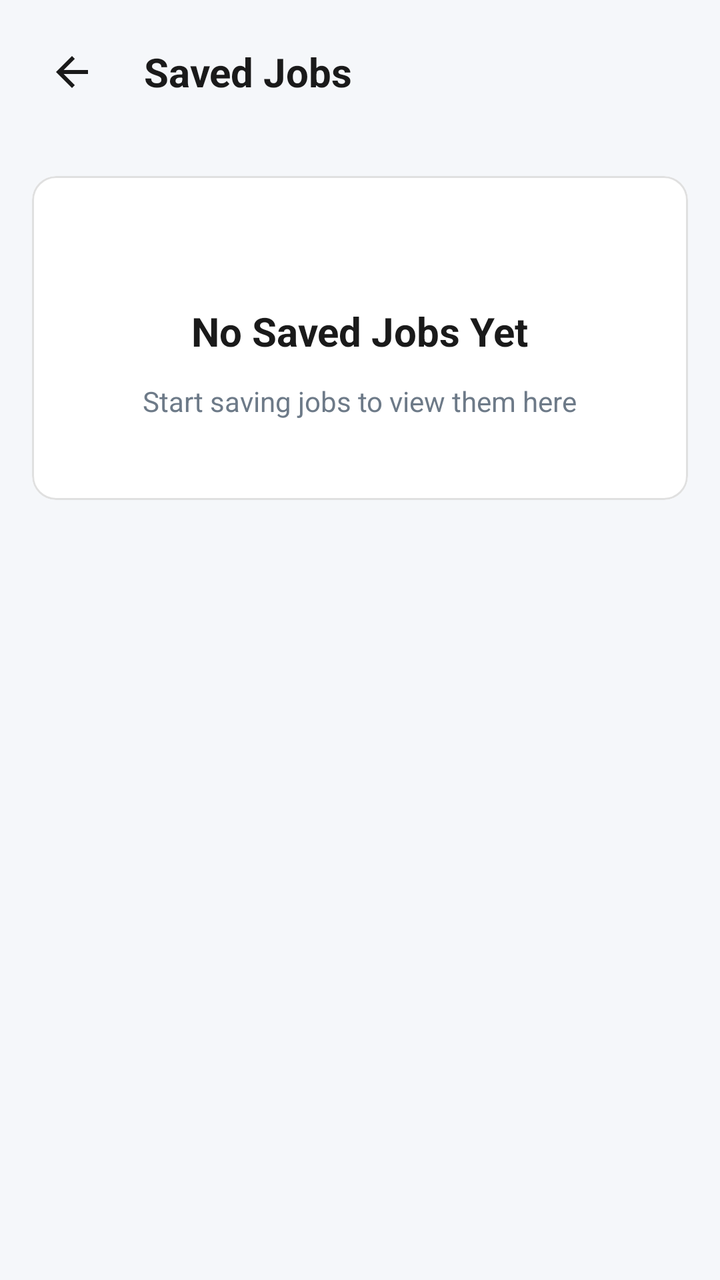
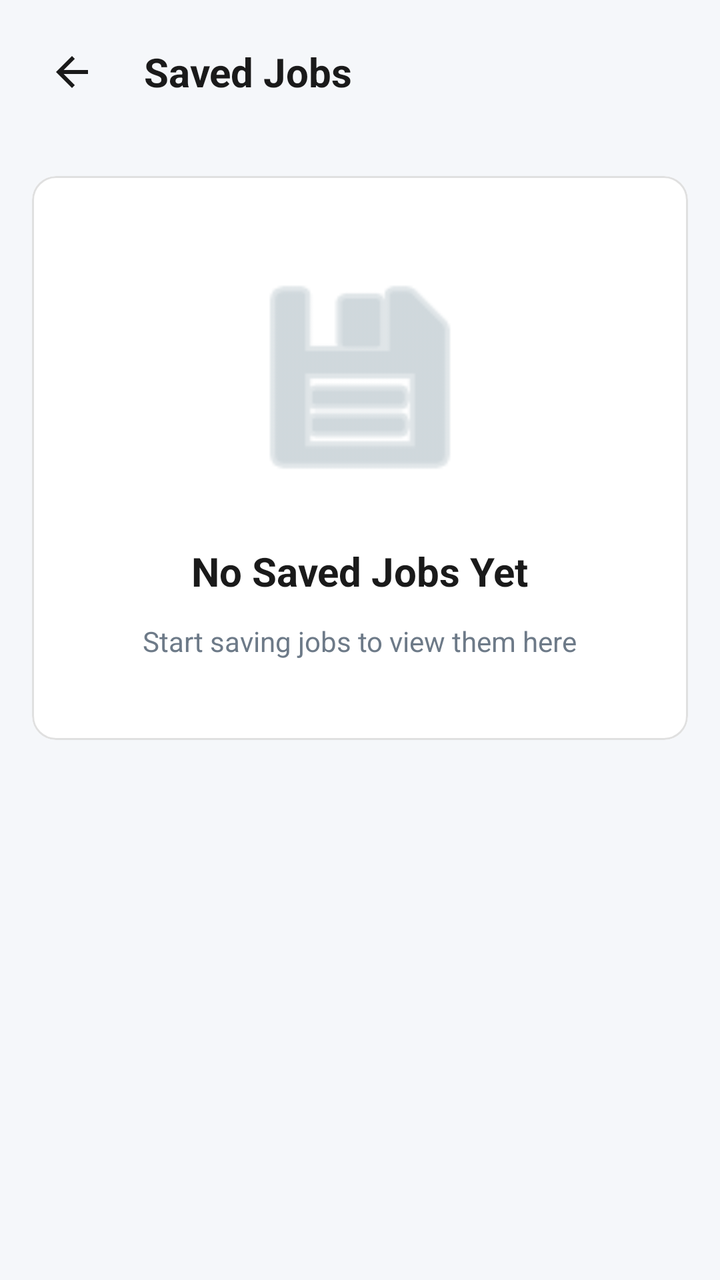

Screens rendered from an Android XML layout before and after an edit, with the pre-edit source and the edit as a unified diff.
<!-- AndroidManifest.xml: application theme Theme.WorkWiseSA -->
<!-- res/layout/settingsviewsavedjobs.xml -->
<?xml version="1.0" encoding="utf-8"?>
<RelativeLayout xmlns:android="http://schemas.android.com/apk/res/android"
    xmlns:app="http://schemas.android.com/apk/res-auto"
    xmlns:tools="http://schemas.android.com/tools"
    android:layout_width="match_parent"
    android:layout_height="match_parent"
    android:background="#F5F7FA"
    android:fitsSystemWindows="true"> <LinearLayout
    android:id="@+id/headerLayout"
    android:layout_width="match_parent"
    android:layout_height="wrap_content"
    android:background="#F5F7FA"
    android:orientation="horizontal"
    android:gravity="center_vertical"
    android:padding="16dp">

    <ImageButton
        android:id="@+id/backButton"
        android:layout_width="40dp"
        android:layout_height="40dp"
        android:background="?attr/selectableItemBackgroundBorderless"
        android:src="@drawable/baselinearrowback24"
        app:tint="#1A1A1A" />

    <TextView
        android:id="@+id/pageTitle"
        android:layout_width="wrap_content"
        android:layout_height="wrap_content"
        android:layout_marginStart="16dp"
        android:text="Saved Jobs"
        android:textColor="#1A1A1A"
        android:textSize="20sp"
        android:textStyle="bold" />
</LinearLayout>

    <androidx.core.widget.NestedScrollView
        android:layout_width="match_parent"
        android:layout_height="match_parent"
        android:layout_below="@id/headerLayout"
        android:clipToPadding="false"
        android:padding="16dp">

        <LinearLayout
            android:layout_width="match_parent"
            android:layout_height="wrap_content"
            android:orientation="vertical">

            <com.google.android.material.card.MaterialCardView
                android:id="@+id/emptyStateCard"
                android:layout_width="match_parent"
                android:layout_height="wrap_content"
                app:cardBackgroundColor="#FFFFFF"
                app:cardCornerRadius="12dp"
                app:cardElevation="0dp"
                app:strokeColor="#E0E0E0"
                app:strokeWidth="1dp">

                <LinearLayout
                    android:layout_width="match_parent"
                    android:layout_height="wrap_content"
                    android:orientation="vertical"
                    android:padding="40dp"
                    android:gravity="center">

                    <ImageView
                        android:layout_width="120dp"
                        android.layout_height="120dp"
                        android:layout_marginBottom="24dp"
                        android:src="@android:drawable/ic_menu_save"
                        app:tint="#B0BEC5"
                        tools:ignore="ContentDescription" />

                    <TextView
                        android:layout_width="wrap_content"
                        android:layout_height="wrap_content"
                        android:text="No Saved Jobs Yet"
                        android:textColor="#1A1A1A"
                        android:textSize="20sp"
                        android:textStyle="bold"
                        android:layout_marginBottom="12dp" />

                    <TextView
                        android:layout_width="wrap_content"
                        android:layout_height="wrap_content"
                        android:text="Start saving jobs to view them here"
                        android:textColor="#6D7A88"
                        android:textSize="14sp"
                        android:textAlignment="center" />
                </LinearLayout>
            </com.google.android.material.card.MaterialCardView>

            <LinearLayout
                android:id="@+id/savedJobsContainer"
                android:layout_width="match_parent"
                android:layout_height="wrap_content"
                android:orientation="vertical"
                android:visibility="gone"
                tools:visibility="visible">

            </LinearLayout>
        </LinearLayout>
    </androidx.core.widget.NestedScrollView>

</RelativeLayout>
<!-- resources referenced by this layout -->
<resources>
  <!-- drawable baselinearrowback24 (drawable) -->
  <?xml version="1.0" encoding="utf-8"?>
  <vector xmlns:android="http://schemas.android.com/apk/res/android"
      android:width="24dp"
      android:height="24dp"
      android:viewportWidth="24"
      android:viewportHeight="24">
      <path
          android:fillColor="@android:color/black"
          android:pathData="M20,11H7.83l5.59,-5.59L12,4l-8,8 8,8 1.41,-1.41L7.83,13H20v-2z"/>
  </vector>
  <style name="Theme.WorkWiseSA" parent="Theme.Material3.Light.NoActionBar">
          <item name="colorPrimary">@color/colorPrimary</item>
          <item name="colorOnPrimary">@color/colorOnPrimary</item>
          <item name="colorSecondary">@color/colorSecondary</item>
          <item name="android:statusBarColor">@color/colorPrimary</item>
          <item name="android:navigationBarColor">@color/colorPrimary</item>
  
          
          <item name="textInputStyle">@style/Widget.WorkWise.TextInputLayout</item>
      </style>
  <color name="colorPrimary">#2563EB</color>
  <color name="colorOnPrimary">#FFFFFF</color>
  <color name="colorSecondary">#0EA5E9</color>
  <style name="Widget.WorkWise.TextInputLayout" parent="Widget.Material3.TextInputLayout.OutlinedBox">
          <item name="boxBackgroundColor">@color/colorSurface</item>
          <item name="boxCornerRadiusTopStart">14dp</item>
          <item name="boxCornerRadiusTopEnd">14dp</item>
          <item name="boxCornerRadiusBottomStart">14dp</item>
          <item name="boxCornerRadiusBottomEnd">14dp</item>
      </style>
  <color name="colorSurface">#FFFFFF</color>
</resources>

<!-- the commit's change to res/layout/settingsviewsavedjobs.xml (unified diff, before → after) -->
@@ -68,7 +68,8 @@
                         android:layout_marginBottom="24dp"
                         android:src="@android:drawable/ic_menu_save"
                         app:tint="#B0BEC5"
-                        tools:ignore="ContentDescription" />
+                        tools:ignore="ContentDescription"
+                        android:layout_height="120dp"/>
 
                     <TextView
                         android:layout_width="wrap_content"
